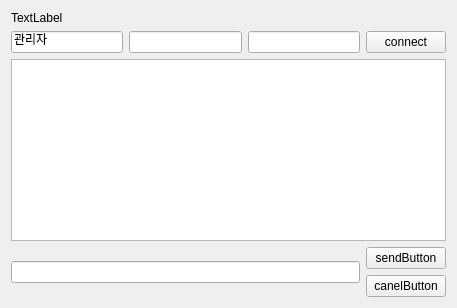
jaehyeonjeong/DataBaseQt, file chetting.ui: the form before one commit.
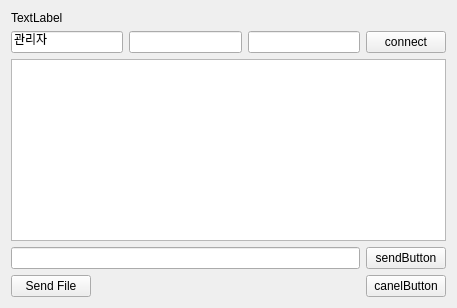
The form after the commit.

Commit message: chetting application code modify

Patch:
```diff
--- a/chetting.ui
+++ b/chetting.ui
@@ -15,8 +15,6 @@
   </property>
   <layout class="QVBoxLayout" name="verticalLayout_3">
    <item>
-    <layout class="QVBoxLayout" name="verticalLayout_2">
-     <item>
       <widget class="QLabel" name="serverstatus">
        <property name="text">
         <string>TextLabel</string>
@@ -54,11 +52,39 @@
       <widget class="QTextEdit" name="textmessage"/>
      </item>
      <item>
-      <layout class="QHBoxLayout" name="horizontalLayout_2">
+    <layout class="QHBoxLayout" name="horizontalLayout_3">
+     <item>
+      <layout class="QVBoxLayout" name="verticalLayout_2">
        <item>
         <widget class="QLineEdit" name="inputEdit"/>
        </item>
        <item>
+        <layout class="QHBoxLayout" name="horizontalLayout_2">
+         <item>
+          <widget class="QPushButton" name="FileSendButton">
+           <property name="text">
+            <string>Send File</string>
+           </property>
+          </widget>
+         </item>
+         <item>
+          <spacer name="horizontalSpacer">
+           <property name="orientation">
+            <enum>Qt::Horizontal</enum>
+           </property>
+           <property name="sizeHint" stdset="0">
+            <size>
+             <width>40</width>
+             <height>20</height>
+            </size>
+           </property>
+          </spacer>
+         </item>
+        </layout>
+       </item>
+      </layout>
+     </item>
+     <item>
         <layout class="QVBoxLayout" name="verticalLayout">
          <item>
           <widget class="QPushButton" name="sendButton">
@@ -73,8 +99,6 @@
             <string>canelButton</string>
            </property>
           </widget>
-         </item>
-        </layout>
        </item>
       </layout>
      </item>
```
Lines whose indentation alone changed are shown as unchanged. The commit also changes 11 other files.
